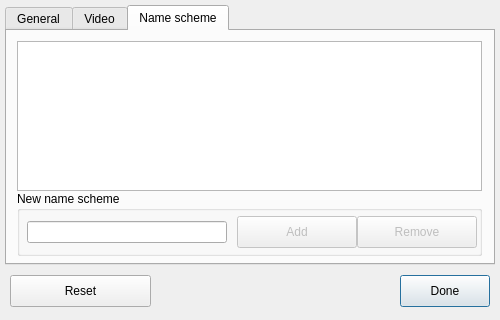
Above: SeriesScraper/settingswindow.ui from martinLutz1/SeriesScraper before the change. Below: the same form after it.
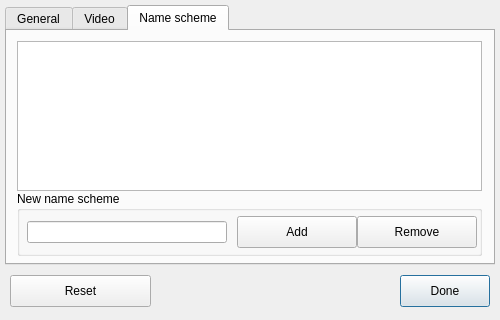
That is the form after the change. The open tabs and pages were chosen to show the change.

Commit message: Name scheme editting: implemented remove and add function in gui

The edit to the form file:
```diff
--- a/SeriesScraper/settingswindow.ui
+++ b/SeriesScraper/settingswindow.ui
@@ -334,7 +334,7 @@
      </widget>
      <widget class="QPushButton" name="newNameSchemeAddButton">
       <property name="enabled">
-       <bool>false</bool>
+       <bool>true</bool>
       </property>
       <property name="geometry">
        <rect>
@@ -350,7 +350,7 @@
      </widget>
      <widget class="QPushButton" name="nameSchemeRemoveButton">
       <property name="enabled">
-       <bool>false</bool>
+       <bool>true</bool>
       </property>
       <property name="geometry">
        <rect>
```
Left out of the diff: 2 changed lines with no effect on the pictures. The commit also changes 5 other files.
